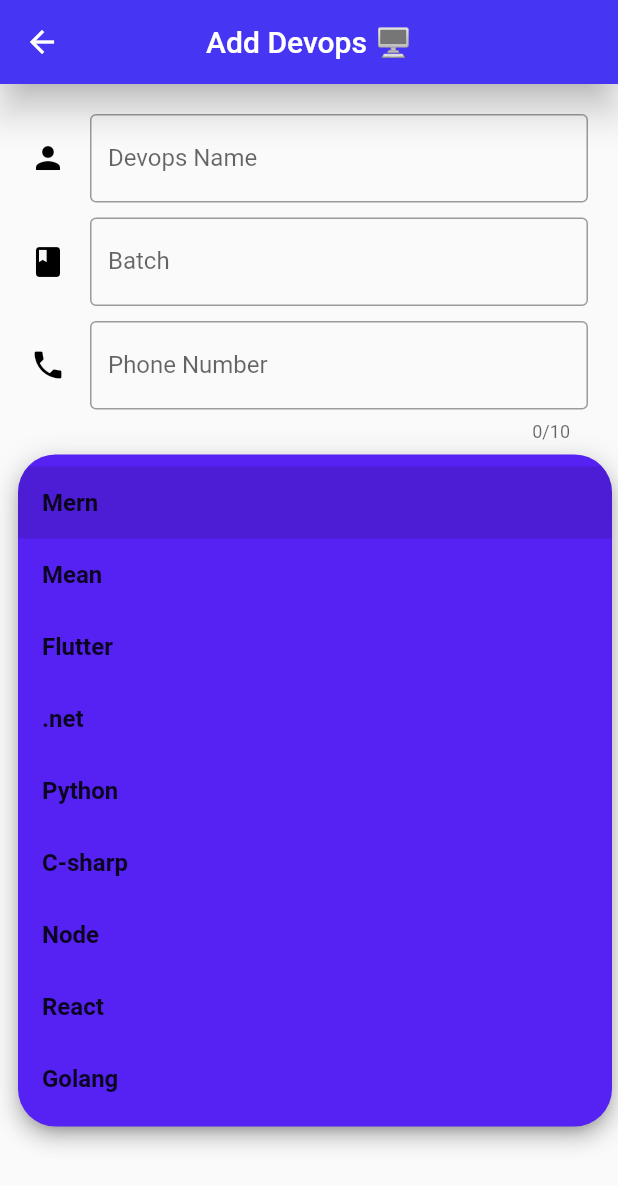
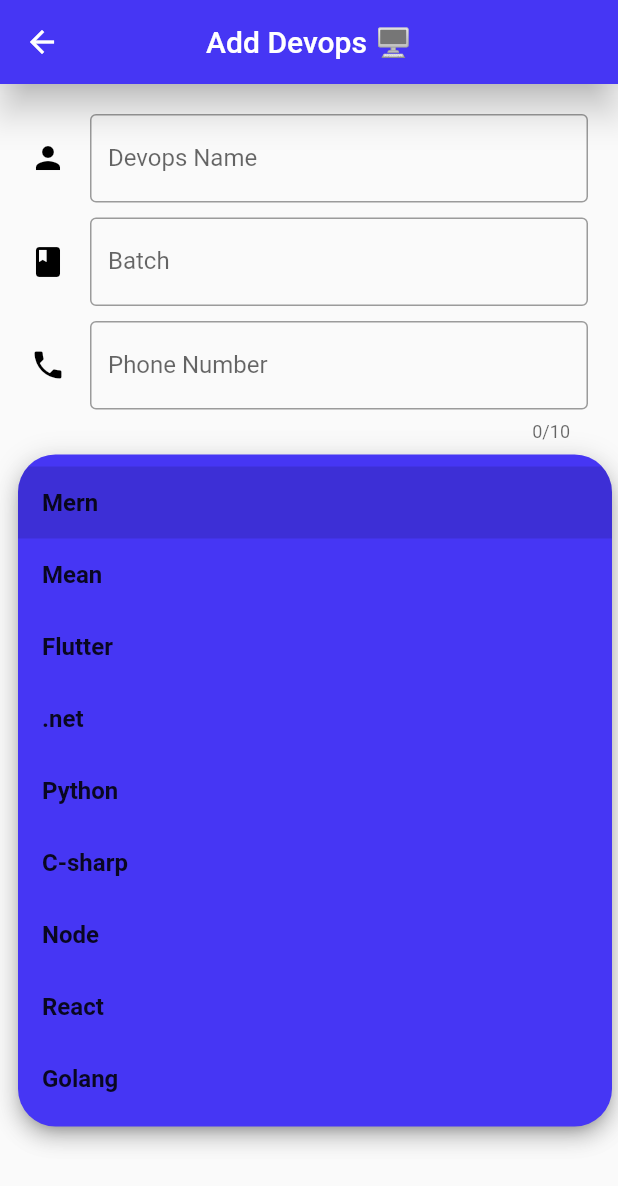
Before and after one commit to munawar3206/firebase_project, a Flutter app: the AddUser screen opened by its route, after a tap on "Select Domain 🖱️", on a phone screen of 412 x 824 dp. Shown: the top 1186 px of the screen. Run offline on Flutter 3.47's test engine with Material 2 defaults, Android fonts, the phone set to English and light mode, and no system bars; our stand-ins replace cloud_firestore, connectivity_plus, firebase_core, internet_connection_checker, lottie; accounts and stored records are empty.

```diff
--- /dev/null
+++ b/lib/helper/colors.dart
@@ -0,0 +1,5 @@
+import 'package:flutter/material.dart';
+
+const blue = const Color.fromARGB(255, 70, 54, 244);
+const black =Colors.black;
+const white =Colors.white;
--- a/lib/main.dart
+++ b/lib/main.dart
@@ -37,7 +37,7 @@ class MyApp extends StatelessWidget {
         debugShowCheckedModeBanner: false,
         title: 'Flutter Demo',
         routes: {
-          '/s': (context) => SplashScreen(),
+          '/s': (context) => const SplashScreen(),
           '/': (context) => Homepage(),
           '/add': (context) => AddUser(),
           '/update': (context) => Update(),
--- a/lib/views/add.dart
+++ b/lib/views/add.dart
@@ -1,5 +1,6 @@
 import 'package:firebase/constants/domain.dart';
 import 'package:firebase/controller/techname_provider.dart';
+import 'package:firebase/helper/colors.dart';
 import 'package:flutter/material.dart';
 import 'package:provider/provider.dart';
 
@@ -12,7 +13,7 @@ class AddUser extends StatelessWidget {
     final techprovider = Provider.of<technameProvider>(context);
     return Scaffold(
       appBar: AppBar(
-        backgroundColor: Color.fromARGB(255, 70, 54, 244),
+        backgroundColor:blue,
         title: const Text("Add Devops 🖥️"),
         elevation: 10,
         centerTitle: true,
@@ -27,7 +28,7 @@ class AddUser extends StatelessWidget {
               decoration: const InputDecoration(
                 icon: Icon(
                   Icons.person,
-                  color: Colors.black,
+                  color:black,
                 ),
                 border: OutlineInputBorder(),
                 label: Text("Devops Name"),
@@ -41,7 +42,7 @@ class AddUser extends StatelessWidget {
               decoration: const InputDecoration(
                   icon: Icon(
                     Icons.class_,
-                    color: Colors.black,
+                    color: black,
                   ),
                   border: OutlineInputBorder(),
                   label: Text("Batch")),
@@ -55,7 +56,7 @@ class AddUser extends StatelessWidget {
               decoration: const InputDecoration(
                   icon: Icon(
                     Icons.phone,
-                    color: Colors.black,
+                    color:black,
                   ),
                   border: OutlineInputBorder(),
                   label: Text("Phone Number")),
@@ -64,11 +65,11 @@ class AddUser extends StatelessWidget {
             Padding(
               padding: const EdgeInsets.all(8.0),
               child: DropdownButtonFormField(
-                dropdownColor: const Color.fromARGB(255, 86, 33, 243),
+                dropdownColor:blue,
                 decoration: const InputDecoration(
                   label: Text(
                     "Select Domain 🖱️",
-                    style: TextStyle(color: Color.fromARGB(255, 0, 0, 0)),
+                    style: TextStyle(color: black),
                   ),
                 ),
                 items: domains
@@ -102,7 +103,7 @@ class AddUser extends StatelessWidget {
                   minimumSize:
                       MaterialStatePropertyAll(Size(double.infinity, 50)),
                   backgroundColor: MaterialStatePropertyAll(
-                      Color.fromARGB(255, 70, 54, 244))),
+                     blue)),
               child: const Text(
                 "Submit 🖱️",
                 style: TextStyle(fontSize: 20),
```
Also changed, not shown: lib/views/edit.dart (+9 -8 lines), lib/views/home.dart (+35 -21 lines).
